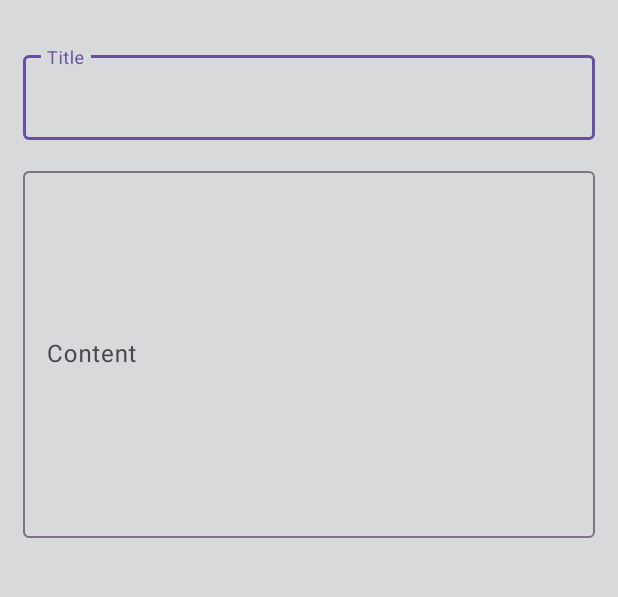
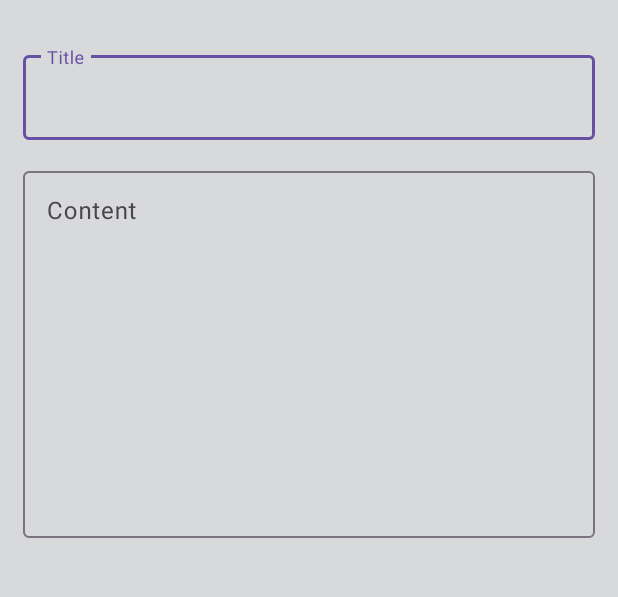
Before and after one commit to adityafadhilh/Android-Note-App, an Android app: the AddActivity screen opened directly, with no data from a screen before it, on a phone screen of 412 x 824 dp, the part 72-669 px from its top. Run offline under Robolectric (Android 15) with nearby library versions, the phone set to English and light mode, and no system bars.

```diff
--- a/app/src/main/java/com/example/noteapp/AddActivity.kt
+++ b/app/src/main/java/com/example/noteapp/AddActivity.kt
@@ -3,12 +3,15 @@ package com.example.noteapp
 import android.content.Intent
 import androidx.appcompat.app.AppCompatActivity
 import android.os.Bundle
+import android.view.View
+import android.widget.Toast
 import androidx.lifecycle.ViewModelProvider
 import com.example.noteapp.database.Note
 import com.example.noteapp.database.NoteRepository
 import com.example.noteapp.viewmodel.MainViewModel
 import com.example.noteapp.viewmodel.ViewModelFactory
 import com.google.android.material.appbar.MaterialToolbar
+import com.google.android.material.snackbar.Snackbar
 import com.google.android.material.textfield.TextInputEditText
 
 class AddActivity : AppCompatActivity() {
@@ -40,6 +43,7 @@ class AddActivity : AppCompatActivity() {
                     mainViewModel.addNote(
                         Note(title = edtTitle.text.toString(), content = edtContent.text.toString())
                     )
+                    Toast.makeText(this, "Note Added!", Toast.LENGTH_SHORT).show()
                     startActivity(Intent(this, MainActivity::class.java))
                     true
                 }
--- a/app/src/main/java/com/example/noteapp/MainActivity.kt
+++ b/app/src/main/java/com/example/noteapp/MainActivity.kt
@@ -5,6 +5,7 @@ import androidx.appcompat.app.AppCompatActivity
 import android.os.Bundle
 import android.view.View
 import android.widget.ImageView
+import android.widget.Toast
 import androidx.lifecycle.ViewModelProvider
 import androidx.recyclerview.widget.LinearLayoutManager
 import androidx.recyclerview.widget.RecyclerView
@@ -46,6 +47,7 @@ class MainActivity : AppCompatActivity(), View.OnClickListener {
         }
         rvNote.adapter = NoteAdapter(noteArray) {
             mainViewModel.deleteNote(it)
+            Toast.makeText(this, "Note Removed!", Toast.LENGTH_SHORT).show()
         }
     }
 
--- a/app/src/main/res/layout/activity_add.xml
+++ b/app/src/main/res/layout/activity_add.xml
@@ -57,7 +57,8 @@
         <com.google.android.material.textfield.TextInputEditText
             android:id="@+id/edt_content"
             android:layout_width="match_parent"
-            android:layout_height="match_parent" />
+            android:layout_height="match_parent"
+            android:gravity="start" />
     </com.google.android.material.textfield.TextInputLayout>
 
 
```
Also changed, not shown: app/src/main/res/menu/top_bar_layout.xml (+6 -6 lines).
